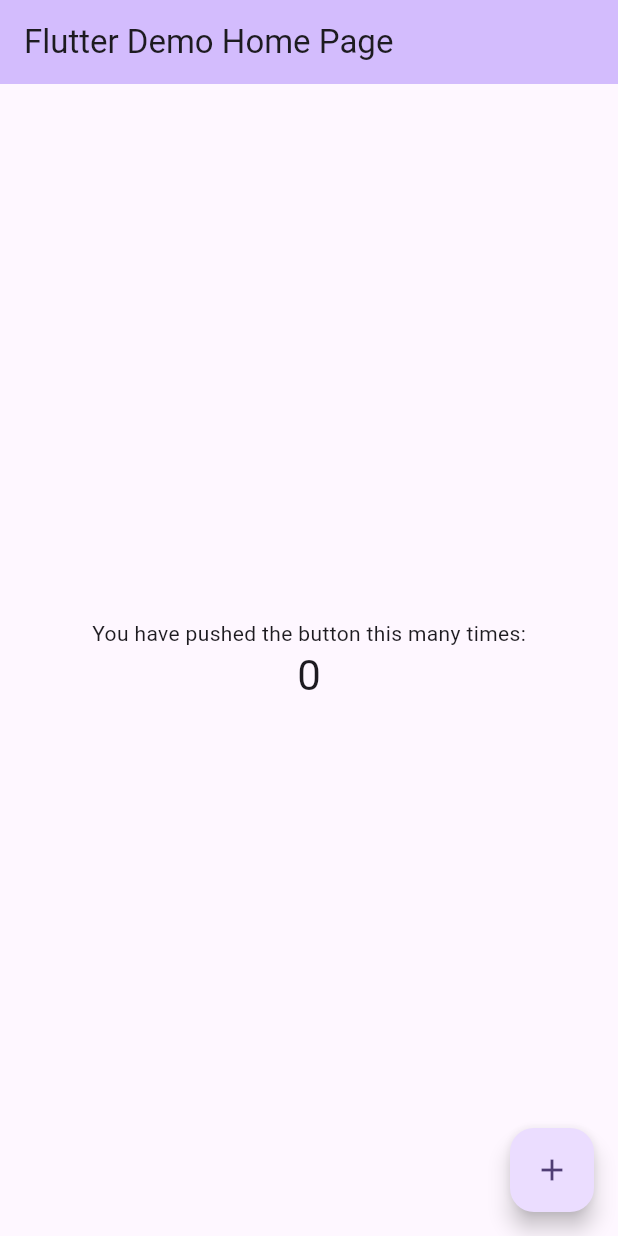
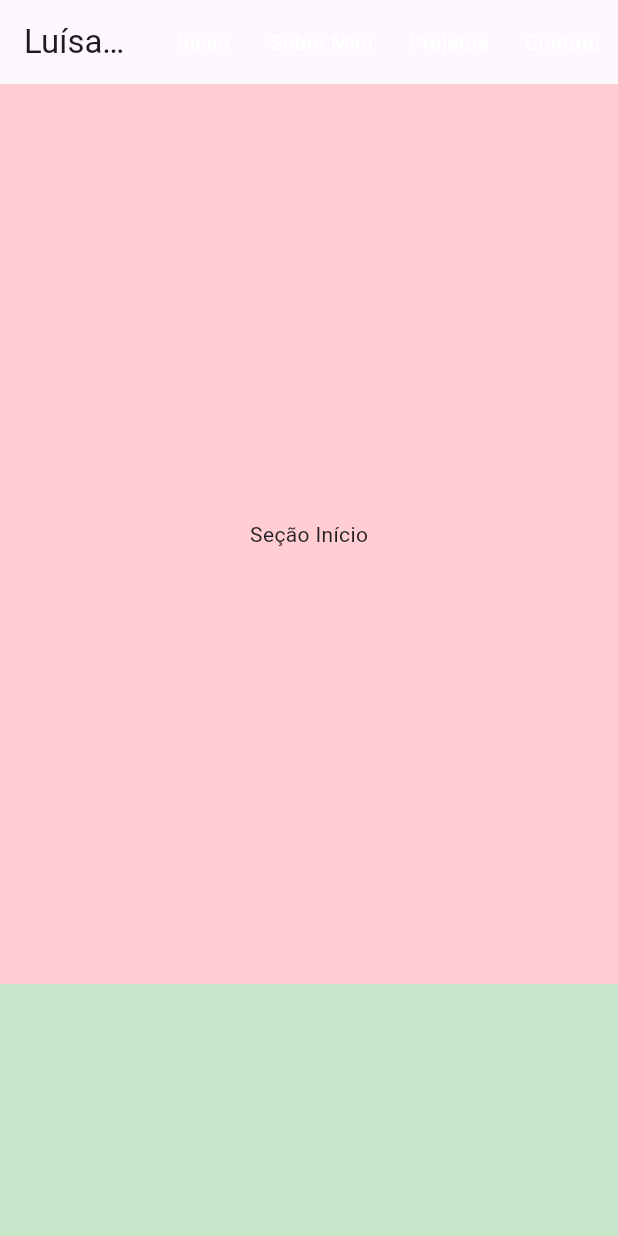
Before and after one commit to luisabritod/luisabritod.github.io, a Flutter app: the screen it shows after launch, on a phone screen of 412 x 824 dp. Run offline on Flutter 3.47's test engine with Material 3 defaults, Android fonts, the phone set to English and light mode, and no system bars.

Commit message:
feat(home): cria esqueleto da HomePage e widgets de seção

```diff
--- /dev/null
+++ b/lib/features/home/home.dart
@@ -0,0 +1,2 @@
+export 'view/view.dart';
+export 'widgets/widgets.dart';
--- /dev/null
+++ b/lib/features/home/view/home_page.dart
@@ -0,0 +1,43 @@
+import 'package:flutter/material.dart';
+import 'package:luisabritod_portfolio/features/home/home.dart';
+
+class HomePage extends StatelessWidget {
+  const HomePage({super.key});
+
+  @override
+  Widget build(BuildContext context) {
+    return Scaffold(
+      appBar: AppBar(
+        title: Text('Luísa Brito | Dev Flutter'),
+        actions: [
+          TextButton(
+            onPressed: () {},
+            child: Text('Início', style: TextStyle(color: Colors.white)),
+          ),
+          TextButton(
+            onPressed: () {},
+            child: Text('Sobre Mim', style: TextStyle(color: Colors.white)),
+          ),
+          TextButton(
+            onPressed: () {},
+            child: Text('Projetos', style: TextStyle(color: Colors.white)),
+          ),
+          TextButton(
+            onPressed: () {},
+            child: Text('Contato', style: TextStyle(color: Colors.white)),
+          ),
+        ],
+      ),
+      body: SingleChildScrollView(
+        child: Column(
+          children: [
+            HomeSection(),
+            SobreSection(),
+            ProjetosSection(),
+            ContatoSection(),
+          ],
+        ),
+      ),
+    );
+  }
+}
--- /dev/null
+++ b/lib/features/home/view/view.dart
@@ -0,0 +1 @@
+export 'home_page.dart';
--- /dev/null
+++ b/lib/features/home/widgets/contato_section.dart
@@ -0,0 +1,14 @@
+import 'package:flutter/material.dart';
+
+class ContatoSection extends StatelessWidget {
+  const ContatoSection({super.key});
+
+  @override
+  Widget build(BuildContext context) {
+    return Container(
+      height: 600,
+      color: Colors.blue[100],
+      child: const Center(child: Text('Seção Contato')),
+    );
+  }
+}
--- /dev/null
+++ b/lib/features/home/widgets/home_section.dart
@@ -0,0 +1,14 @@
+import 'package:flutter/material.dart';
+
+class HomeSection extends StatelessWidget {
+  const HomeSection({super.key});
+
+  @override
+  Widget build(BuildContext context) {
+    return Container(
+      height: 600,
+      color: Colors.red[100],
+      child: const Center(child: Text('Seção Início')),
+    );
+  }
+}
--- /dev/null
+++ b/lib/features/home/widgets/projetos_sections.dart
@@ -0,0 +1,14 @@
+import 'package:flutter/material.dart';
+
+class ProjetosSection extends StatelessWidget {
+  const ProjetosSection({super.key});
+
+  @override
+  Widget build(BuildContext context) {
+    return Container(
+      height: 600,
+      color: Colors.yellow[100],
+      child: const Center(child: Text('Seção Projetos')),
+    );
+  }
+}
--- /dev/null
+++ b/lib/features/home/widgets/sobre_section.dart
@@ -0,0 +1,14 @@
+import 'package:flutter/material.dart';
+
+class SobreSection extends StatelessWidget {
+  const SobreSection({super.key});
+
+  @override
+  Widget build(BuildContext context) {
+    return Container(
+      height: 600,
+      color: Colors.green[100],
+      child: const Center(child: Text('Seção Sobre')),
+    );
+  }
+}
--- /dev/null
+++ b/lib/features/home/widgets/widgets.dart
@@ -0,0 +1,4 @@
+export 'contato_section.dart';
+export 'home_section.dart';
+export 'projetos_sections.dart';
+export 'sobre_section.dart';
--- a/lib/main.dart
+++ b/lib/main.dart
@@ -1,4 +1,5 @@
 import 'package:flutter/material.dart';
+import 'package:luisabritod_portfolio/features/home/home.dart';
 
 void main() {
   runApp(const MyApp());
@@ -7,116 +8,16 @@ void main() {
 class MyApp extends StatelessWidget {
   const MyApp({super.key});
 
-  // This widget is the root of your application.
   @override
   Widget build(BuildContext context) {
     return MaterialApp(
-      title: 'Flutter Demo',
+      title: 'Portfólio',
       theme: ThemeData(
-        // This is the theme of your application.
-        //
-        // TRY THIS: Try running your application with "flutter run". You'll see
-        // the application has a purple toolbar. Then, without quitting the app,
-        // try changing the seedColor in the colorScheme below to Colors.green
-        // and then invoke "hot reload" (save your changes or press the "hot
-        // reload" button in a Flutter-supported IDE, or press "r" if you used
-        // the command line to start the app).
-        //
-        // Notice that the counter didn't reset back to zero; the application
-        // state is not lost during the reload. To reset the state, use hot
-        // restart instead.
-        //
-        // This works for code too, not just values: Most code changes can be
-        // tested with just a hot reload.
         colorScheme: ColorScheme.fromSeed(seedColor: Colors.deepPurple),
+        useMaterial3: true,
       ),
-      home: const MyHomePage(title: 'Flutter Demo Home Page'),
+      debugShowCheckedModeBanner: false,
+      home: const HomePage(),
     );
   }
 }
-
-class MyHomePage extends StatefulWidget {
-  const MyHomePage({super.key, required this.title});
-
-  // This widget is the home page of your application. It is stateful, meaning
-  // that it has a State object (defined below) that contains fields that affect
-  // how it looks.
-
-  // This class is the configuration for the state. It holds the values (in this
-  // case the title) provided by the parent (in this case the App widget) and
-  // used by the build method of the State. Fields in a Widget subclass are
-  // always marked "final".
-
-  final String title;
-
-  @override
-  State<MyHomePage> createState() => _MyHomePageState();
-}
-
-class _MyHomePageState extends State<MyHomePage> {
-  int _counter = 0;
-
-  void _incrementCounter() {
-    setState(() {
-      // This call to setState tells the Flutter framework that something has
-      // changed in this State, which causes it to rerun the build method below
-      // so that the display can reflect the updated values. If we changed
-      // _counter without calling setState(), then the build method would not be
-      // called again, and so nothing would appear to happen.
-      _counter++;
-    });
-  }
-
-  @override
-  Widget build(BuildContext context) {
-    // This method is rerun every time setState is called, for instance as done
-    // by the _incrementCounter method above.
-    //
-    // The Flutter framework has been optimized to make rerunning build methods
-    // fast, so that you can just rebuild anything that needs updating rather
-    // than having to individually change instances of widgets.
-    return Scaffold(
-      appBar: AppBar(
-        // TRY THIS: Try changing the color here to a specific color (to
-        // Colors.amber, perhaps?) and trigger a hot reload to see the AppBar
-        // change color while the other colors stay the same.
-        backgroundColor: Theme.of(context).colorScheme.inversePrimary,
-        // Here we take the value from the MyHomePage object that was created by
-        // the App.build method, and use it to set our appbar title.
-        title: Text(widget.title),
-      ),
-      body: Center(
-        // Center is a layout widget. It takes a single child and positions it
-        // in the middle of the parent.
-        child: Column(
-          // Column is also a layout widget. It takes a list of children and
-          // arranges them vertically. By default, it sizes itself to fit its
-          // children horizontally, and tries to be as tall as its parent.
-          //
-          // Column has various properties to control how it sizes itself and
-          // how it positions its children. Here we use mainAxisAlignment to
-          // center the children vertically; the main axis here is the vertical
-          // axis because Columns are vertical (the cross axis would be
-          // horizontal).
-          //
-          // TRY THIS: Invoke "debug painting" (choose the "Toggle Debug Paint"
-          // action in the IDE, or press "p" in the console), to see the
-          // wireframe for each widget.
-          mainAxisAlignment: MainAxisAlignment.center,
-          children: <Widget>[
-            const Text('You have pushed the button this many times:'),
-            Text(
-              '$_counter',
-              style: Theme.of(context).textTheme.headlineMedium,
-            ),
-          ],
-        ),
-      ),
-      floatingActionButton: FloatingActionButton(
-        onPressed: _incrementCounter,
-        tooltip: 'Increment',
-        child: const Icon(Icons.add),
-      ), // This trailing comma makes auto-formatting nicer for build methods.
-    );
-  }
-}
```
